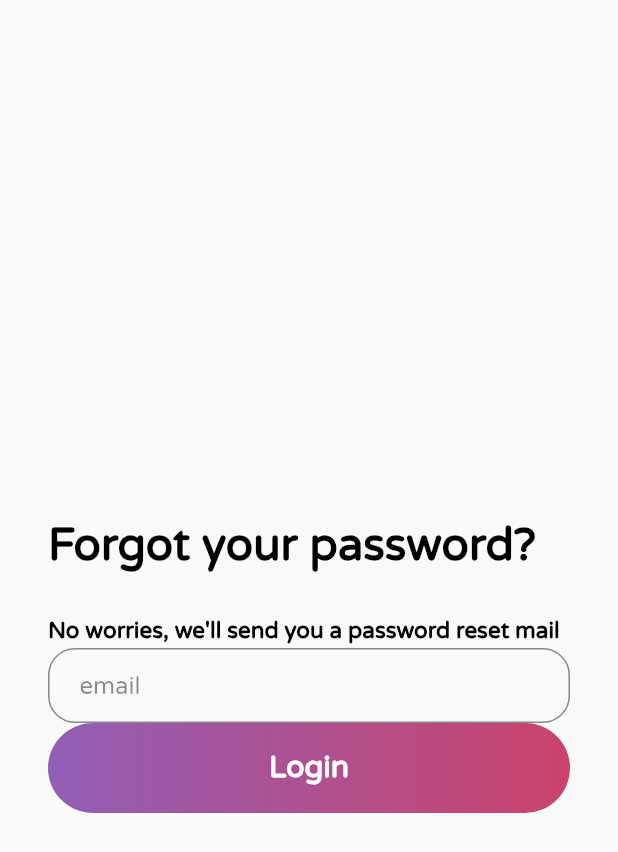
After one commit to xybercommander/Prarambh, a Flutter app: the ForgotPassword screen opened directly, on a phone screen of 412 x 824 dp. The commit adds this screen. Shown: the top 852 px of the screen. Run offline on Flutter 3.47's test engine with Material 2 defaults, Android fonts, the phone set to English and light mode, and no system bars; our stand-ins replace clay_containers, cloud_firestore, firebase_auth, firebase_core, firebase_storage, flare_flutter and 7 more; missing offline and left inert: flare_dart, network_to_file_image; accounts and stored records are empty.

Commit message:
fixing forgot password page

```diff
--- /dev/null
+++ b/lib/SignInPages/forgot_password.dart
@@ -0,0 +1,83 @@
+import 'package:flutter/material.dart';
+import 'package:fluttertoast/fluttertoast.dart';
+import 'package:hack_it_out_demo/services/auth.dart';
+import 'package:hack_it_out_demo/widgets/sign_in_widgets.dart';
+
+class ForgotPassword extends StatefulWidget {
+  @override
+  _ForgotPasswordState createState() => _ForgotPasswordState();
+}
+
+class _ForgotPasswordState extends State<ForgotPassword> {
+  TextEditingController emailTextEditingController = TextEditingController();
+  AuthMethods authMethods = new AuthMethods();
+
+  forgotPassword() {
+    authMethods.resetPassword(emailTextEditingController.text);
+  }
+
+  @override
+  Widget build(BuildContext context) {
+    return Scaffold(
+      body: Padding(
+        padding: const EdgeInsets.symmetric(horizontal: 32),
+        child: Column(
+          mainAxisAlignment: MainAxisAlignment.center,
+          crossAxisAlignment: CrossAxisAlignment.start,
+          children: [
+            Column(
+              mainAxisAlignment: MainAxisAlignment.start,
+              crossAxisAlignment: CrossAxisAlignment.start,
+              children: [
+                Text(
+                  "Forgot your password?",
+                  style: TextStyle(
+                      height: 4,
+                      fontSize: 30,
+                      fontWeight: FontWeight.bold,
+                      color: Colors.black),
+                ),
+                Text(
+                  "No worries, we'll send you a password reset mail",
+                  style: TextStyle(
+                      fontSize: 15,
+                      height: 2,
+                      fontWeight: FontWeight.bold,
+                      color: Colors.black),
+                ),
+              ],
+            ),
+            emailInput(context, emailTextEditingController),
+            GestureDetector(
+              onTap: () {
+                print("Sending mail");
+                forgotPassword();
+                Fluttertoast.showToast(msg: 'Sending Email');
+                Future.delayed(Duration(seconds: 1), () {
+                  Navigator.pop(context);
+                });
+                // print('Logged in');
+              },
+              child: Container(
+                height: 60,
+                width: MediaQuery.of(context).size.width - 30,
+                decoration: BoxDecoration(
+                    borderRadius: BorderRadius.all(Radius.circular(50)),
+                    gradient: LinearGradient(colors: [const Color(0xFF915FB5), const Color(0xFFCA436B)])),
+                child: Center(
+                  child: Text(
+                    "Login",
+                    style: TextStyle(
+                        color: Colors.white,
+                        fontSize: 20,
+                        fontWeight: FontWeight.bold),
+                  ),
+                ),
+              ),
+            ),
+          ],
+        ),
+      ),
+    );
+  }
+}
--- a/lib/services/auth.dart
+++ b/lib/services/auth.dart
@@ -43,7 +43,6 @@ class AuthMethods {
     }
   }
 
-
   // Signout Method
   Future signOut() async {
     try {
```
Also changed, not shown: lib/SignInPages/customer_signup.dart (+3 -6 lines), lib/SignInPages/login.dart (+12 -9 lines), lib/views/CompanyPages/company_account_page.dart (+7 -9 lines).
